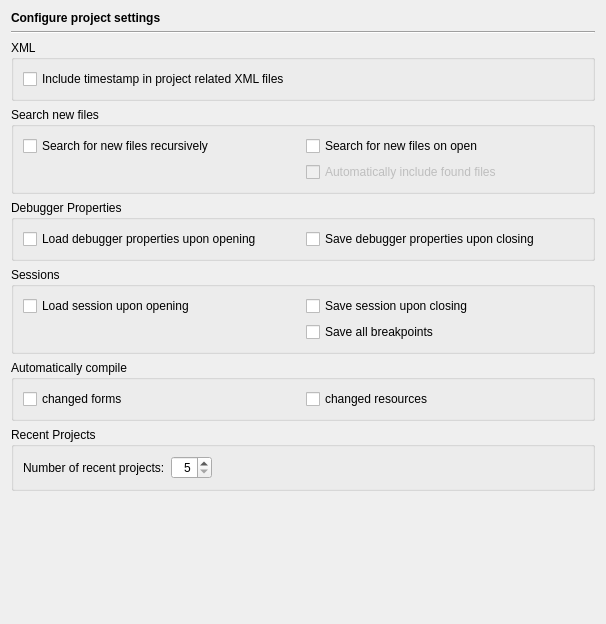
This is Preferences/ConfigurationPages/ProjectPage.ui in testmana2/test as Qt 5 draws it before an edit. The edited form follows.
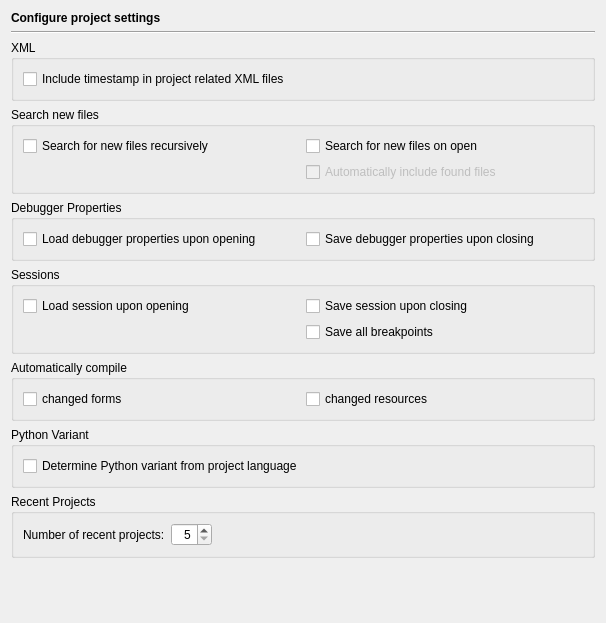
This is the edited form.

Commit message: Added a pyflakes checker function for Python 2 files and made some additional Python 2 related changes.

What changed in the file:
```diff
--- a/Preferences/ConfigurationPages/ProjectPage.ui
+++ b/Preferences/ConfigurationPages/ProjectPage.ui
@@ -7,10 +7,10 @@
     <x>0</x>
     <y>0</y>
     <width>602</width>
-    <height>624</height>
+    <height>623</height>
    </rect>
   </property>
-  <layout class="QVBoxLayout" name="verticalLayout">
+  <layout class="QVBoxLayout" name="verticalLayout_2">
    <item>
     <widget class="QLabel" name="headerLabel">
      <property name="text">
@@ -186,6 +186,25 @@
      </layout>
     </widget>
    </item>
+   <item>
+    <widget class="QGroupBox" name="groupBox">
+     <property name="title">
+      <string>Python Variant</string>
+     </property>
+     <layout class="QVBoxLayout" name="verticalLayout">
+      <item>
+       <widget class="QCheckBox" name="pythonVariantCheckBox">
+        <property name="toolTip">
+         <string>Select to determine the Python variant from the project language</string>
+        </property>
+        <property name="text">
+         <string>Determine Python variant from project language</string>
+        </property>
+       </widget>
+      </item>
+     </layout>
+    </widget>
+   </item>
    <item>
     <widget class="QGroupBox" name="groupBox_7">
      <property name="title">
```
Left out of the diff: 1 changed line with no effect on the pictures. The commit also changes 46 other files.
